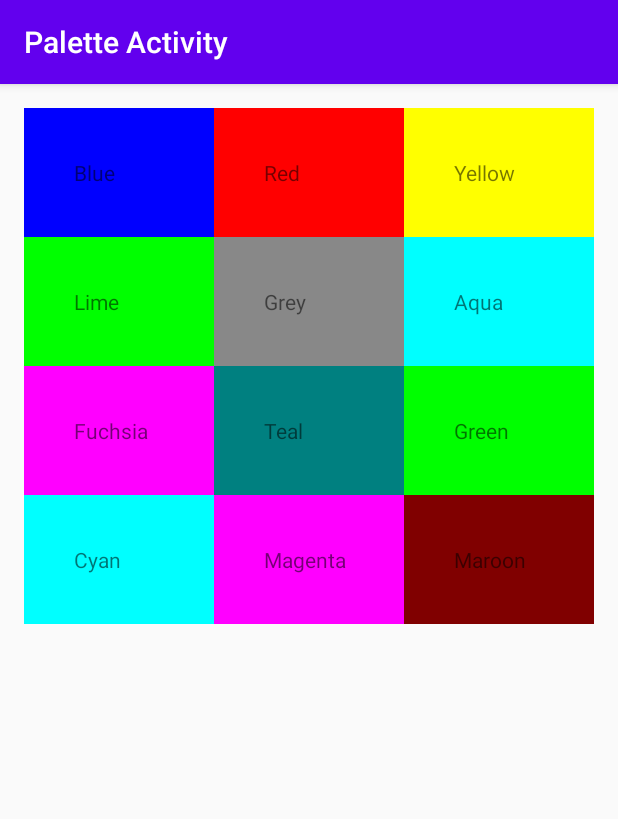
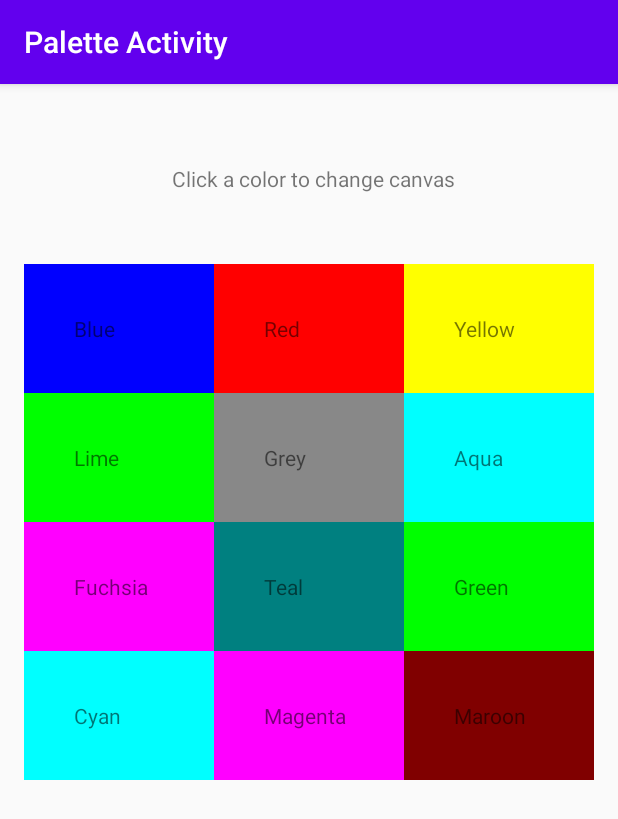
Before and after one commit to Eriksiano/cis3515_assignment5, an Android app: the screen it shows after launch (PaletteActivity), on a phone screen of 412 x 824 dp. Shown: the top 819 px of the screen. Run offline under Robolectric (Android 15) with nearby library versions, the phone set to English and light mode, and no system bars.

Commit message:
Implemented string array and used getResources(), in order for colors to use resources.

```diff
--- a/app/src/main/java/edu/temple/colorchangingapp/PaletteActivity.java
+++ b/app/src/main/java/edu/temple/colorchangingapp/PaletteActivity.java
@@ -3,6 +3,7 @@ package edu.temple.colorchangingapp;
 import androidx.appcompat.app.AppCompatActivity;
 
 import android.content.Intent;
+import android.content.res.Resources;
 import android.os.Bundle;
 import android.view.View;
 import android.widget.AdapterView;
@@ -11,14 +12,19 @@ import android.widget.GridView;
 public class PaletteActivity extends AppCompatActivity {
 
     GridView gridView;
-    String[] colors = {"Blue", "Red", "Yellow", "Lime", "Grey", "Aqua", "Fuchsia", "Teal", "Green", "Cyan", "Magenta", "Maroon"};
 
+    // this needs to occur after onCreate()
+   // Resources res = getApplicationContext().getResources();
+   // String[] colors = res.getStringArray(R.array.my_colors);
     public static final String COLOR_KEY = "colorkey";
 
     @Override
     protected void onCreate(Bundle savedInstanceState) {
         super.onCreate(savedInstanceState);
         setContentView(R.layout.activity_main);
+
+        Resources res = getApplicationContext().getResources();
+        String[] colors = res.getStringArray(R.array.my_colors);
 
         // Set the title of the activity to be Palette Activity instead of the app name
         getSupportActionBar().setTitle("Palette Activity");
--- a/app/src/main/res/layout/activity_main.xml
+++ b/app/src/main/res/layout/activity_main.xml
@@ -11,11 +11,26 @@
         android:layout_width="0dp"
         android:layout_height="0dp"
         android:layout_marginStart="16dp"
-        android:layout_marginTop="16dp"
+        android:layout_marginTop="120dp"
         android:layout_marginEnd="16dp"
         android:layout_marginBottom="16dp"
+        android:text ="red"
         app:layout_constraintBottom_toBottomOf="parent"
         app:layout_constraintEnd_toEndOf="parent"
         app:layout_constraintStart_toStartOf="parent"
         app:layout_constraintTop_toTopOf="parent" />
+
+    <TextView
+        android:id="@+id/textView3"
+        android:layout_width="wrap_content"
+        android:layout_height="wrap_content"
+        android:layout_marginStart="179dp"
+        android:layout_marginTop="53dp"
+        android:layout_marginEnd="174dp"
+        android:layout_marginBottom="48dp"
+        android:text="@string/instruction_view"
+        app:layout_constraintBottom_toTopOf="@+id/gridView"
+        app:layout_constraintEnd_toEndOf="parent"
+        app:layout_constraintStart_toStartOf="parent"
+        app:layout_constraintTop_toTopOf="parent" />
 </androidx.constraintlayout.widget.ConstraintLayout>
--- a/app/src/main/res/values/strings.xml
+++ b/app/src/main/res/values/strings.xml
@@ -1,3 +1,21 @@
 <resources>
     <string name="app_name">Color Changing App</string>
+    <string name="instruction_view">Click a color to change canvas</string>
+
+    <string-array name="my_colors">
+        <item>Blue</item>
+        <item>Red</item>
+        <item>Yellow</item>
+        <item>Lime</item>
+        <item>Grey</item>
+        <item>Aqua</item>
+        <item>Fuchsia</item>
+        <item>Teal</item>
+        <item>Green</item>
+        <item>Cyan</item>
+        <item>Magenta</item>
+        <item>Maroon</item>
+
+
+    </string-array>
 </resources>
--- a/build.gradle
+++ b/build.gradle
@@ -5,7 +5,7 @@ buildscript {
         jcenter()
     }
     dependencies {
-        classpath "com.android.tools.build:gradle:4.0.1"
+        classpath 'com.android.tools.build:gradle:3.6.3'
 
         // NOTE: Do not place your application dependencies here; they belong
         // in the individual module build.gradle files
```
